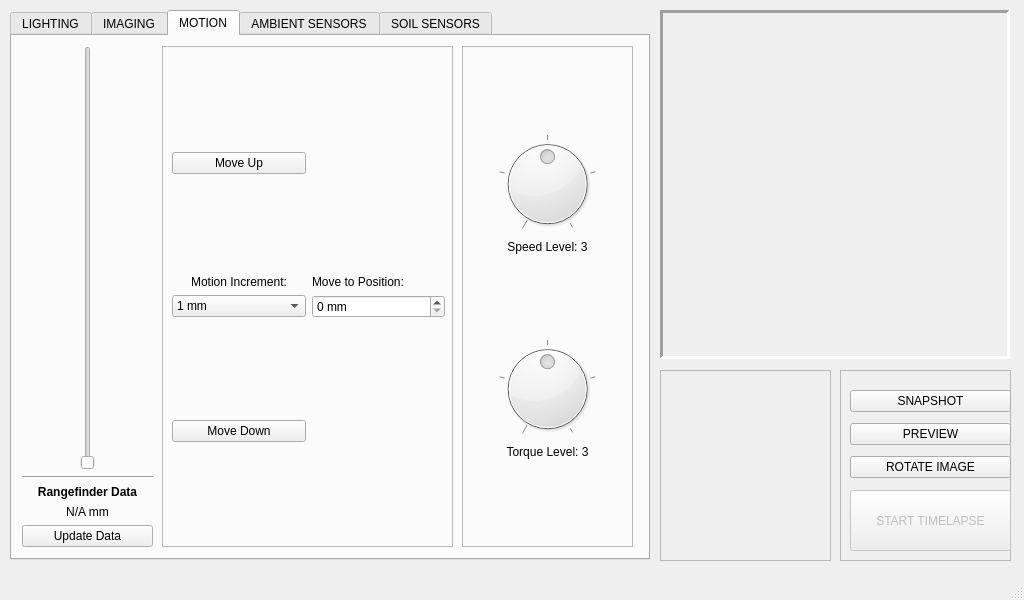
Above: _ui/FlashLapse_Pro.ui from CoCl-Jerry/Flashlapse_Pro_Dev before the change. Below: the same form after it.
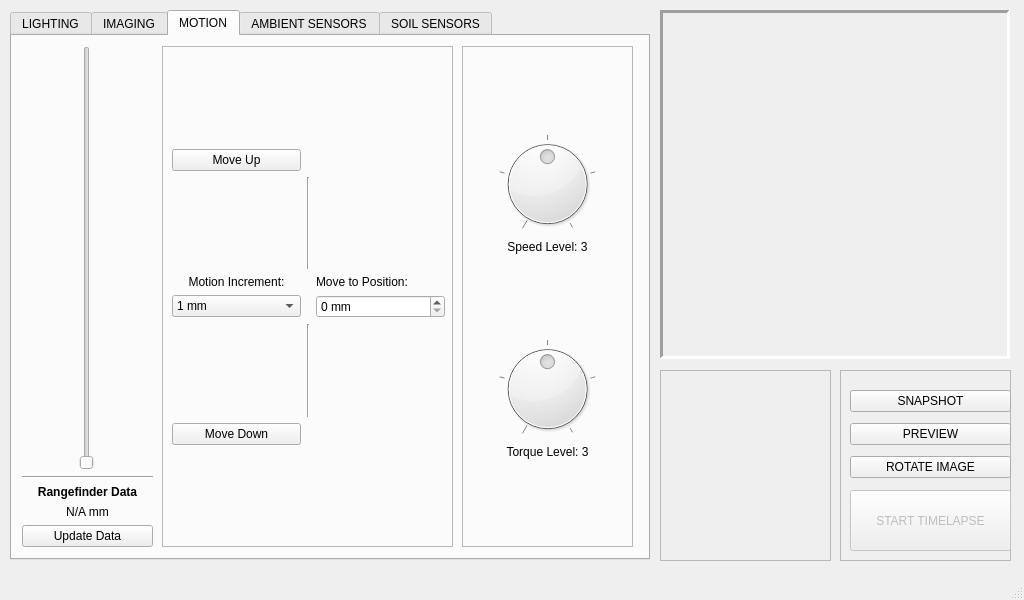
That is the form after the change. Icons and pictures are not drawn.

```diff
--- a/_ui/FlashLapse_Pro.ui
+++ b/_ui/FlashLapse_Pro.ui
@@ -519,6 +519,12 @@
       <layout class="QVBoxLayout" name="verticalLayout_6">
        <item alignment="Qt::AlignHCenter">
         <widget class="QSlider" name="PositionSlider">
+         <property name="minimumSize">
+          <size>
+           <width>40</width>
+           <height>0</height>
+          </size>
+         </property>
          <property name="orientation">
           <enum>Qt::Vertical</enum>
          </property>
@@ -641,7 +647,7 @@
           </property>
          </widget>
         </item>
-        <item row="3" column="1">
+        <item row="3" column="2">
          <widget class="QLabel" name="label_8">
           <property name="text">
            <string>Move to Position:</string>
@@ -684,13 +690,27 @@
           </property>
          </spacer>
         </item>
-        <item row="4" column="1">
+        <item row="4" column="2">
          <widget class="QSpinBox" name="spinBox">
           <property name="suffix">
            <string> mm</string>
           </property>
          </widget>
         </item>
+        <item row="2" column="1">
+         <widget class="Line" name="line">
+          <property name="orientation">
+           <enum>Qt::Vertical</enum>
+          </property>
+         </widget>
+        </item>
+        <item row="5" column="1">
+         <widget class="Line" name="line_4">
+          <property name="orientation">
+           <enum>Qt::Vertical</enum>
+          </property>
+         </widget>
+        </item>
        </layout>
       </widget>
      </widget>
```
